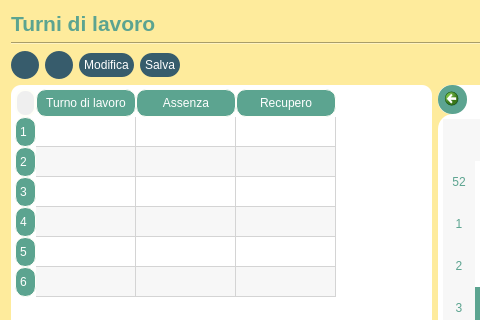
The window that dipendente/DatiDipendente/view/TurniDiLavoro.ui (StracciaMatteo/GestioneCinema) describes before a commit, drawn with Qt 5; both pictures show x 0 to 480 and y 0 to 320 of the 719 by 437 pixel window.
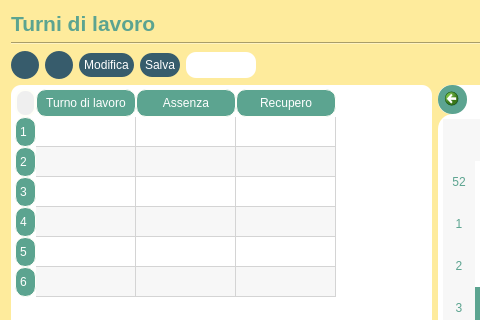
The same window after the commit. Icons and pictures are not drawn.

Commit message: implementazione combo box per le assenze e il recupero di turno

Diff of the .ui file:
```diff
--- a/dipendente/DatiDipendente/view/TurniDiLavoro.ui
+++ b/dipendente/DatiDipendente/view/TurniDiLavoro.ui
@@ -317,6 +317,49 @@
        </property>
       </widget>
      </item>
+     <item>
+      <widget class="QComboBox" name="edit_box">
+       <property name="styleSheet">
+        <string notr="true">QComboBox{
+	background: white;
+	border-radius:10px;
+	padding: 5px;
+}
+
+
+QComboBox QAbstractItemView {
+	selection-background-color:rgb(55, 92, 108);
+	background-color: rgb(255, 255, 255);
+	border-radius:5px;
+	padding: 5px;
+
+}
+
+
+QComboBox::down-arrow {
+	 image: url(G:/Secondo anno automazione/Ingegneria del softwear/Cinema/Inerfaccia grafica/ComboBox-arrow.png) ;
+}
+
+QComboBox::drop-down{
+	border-radius:10px;
+	padding: 5px;
+}
+
+QComboBox::drop-down:hover{
+	
+	background-color: rgb(92, 176, 150);
+	border-radius:5px;
+	padding: 5px;
+}
+
+QComboBox::down-arrow:on {
+    top: 1px;
+}
+
+</string>
+       </property>
+      </widget>
+     </item>
      <item>
       <spacer name="horizontalSpacer">
        <property name="orientation">
```
The commit also changes 3 other files.
